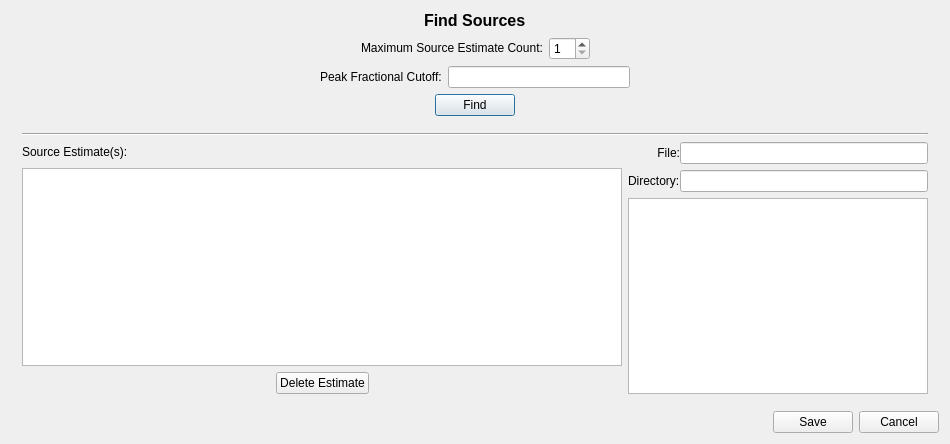
Above: code/display/Fit/FindSourcesDialog.ui from radio-astro/casa before the change. Below: the same form after it.
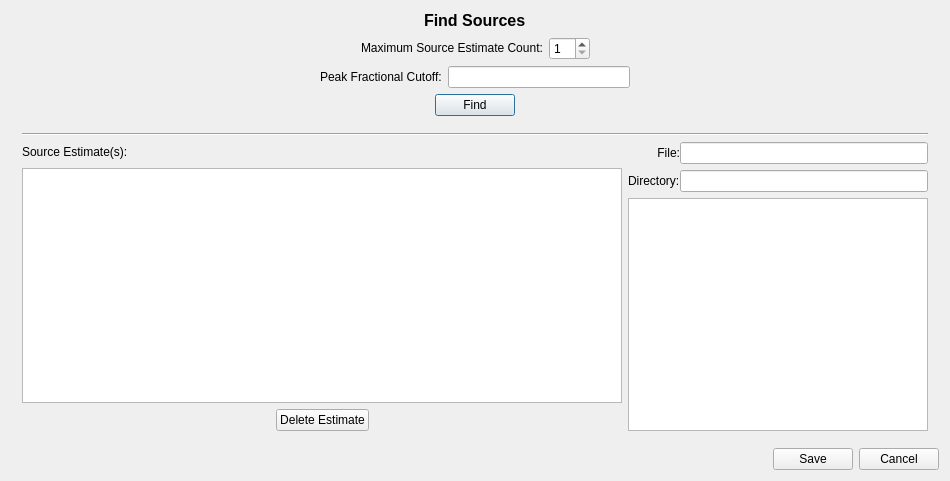
That is the form after the change.

What changed in the file:
```diff
--- a/code/display/Fit/FindSourcesDialog.ui
+++ b/code/display/Fit/FindSourcesDialog.ui
@@ -7,13 +7,16 @@
     <x>0</x>
     <y>0</y>
     <width>948</width>
-    <height>444</height>
+    <height>481</height>
    </rect>
   </property>
   <property name="windowTitle">
    <string>Find Sources</string>
   </property>
-  <layout class="QVBoxLayout" name="verticalLayout_6">
+  <layout class="QVBoxLayout" name="verticalLayout_7">
+   <item>
+    <layout class="QVBoxLayout" name="verticalLayout_5"/>
+   </item>
    <item>
     <layout class="QHBoxLayout" name="horizontalLayout_11">
      <item>
@@ -202,7 +205,7 @@
    </item>
    <item>
     <widget class="QWidget" name="sourceResultHolder" native="true">
-     <layout class="QVBoxLayout" name="verticalLayout_5">
+     <layout class="QVBoxLayout" name="verticalLayout_6">
       <item>
        <widget class="Line" name="line">
         <property name="orientation">
```
